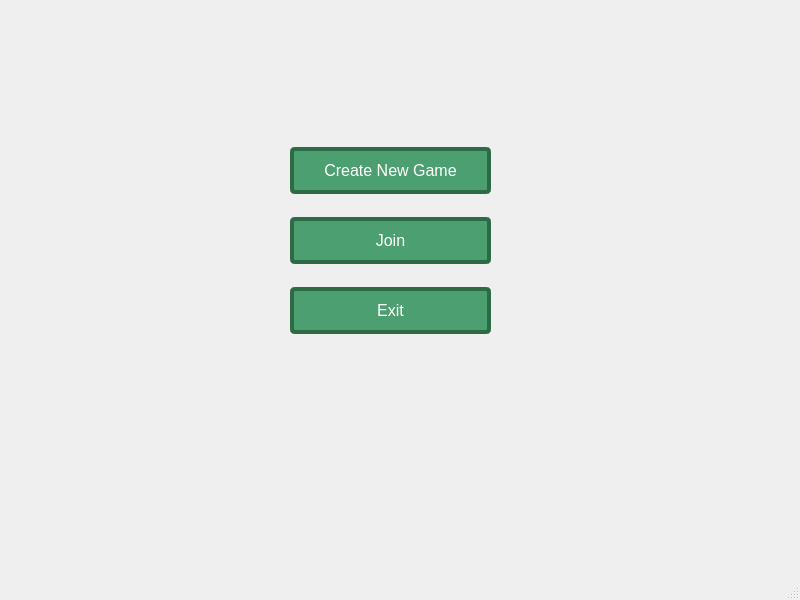
The window that client/view/main_window.ui (jmdieguez/QuackGame) describes before a commit, drawn with Qt 5.
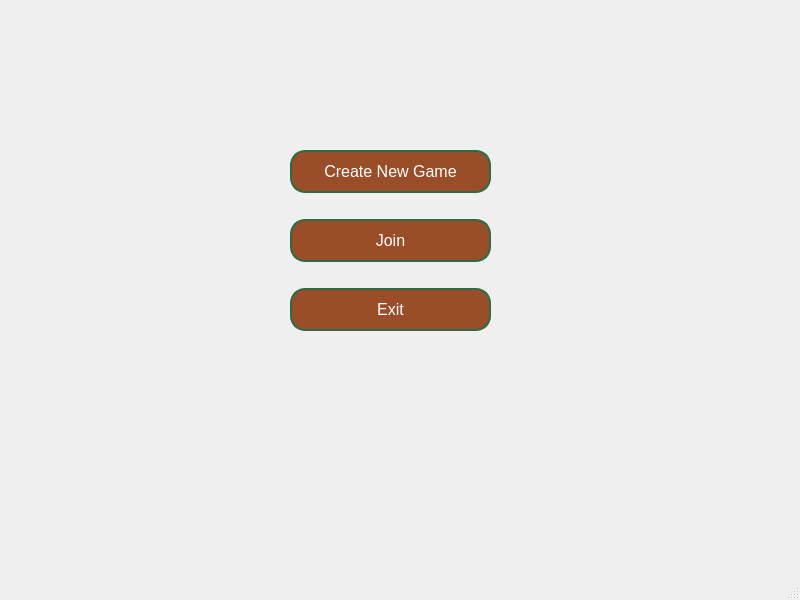
The same window after the commit.

Patch:
```diff
--- a/client/view/main_window.ui
+++ b/client/view/main_window.ui
@@ -27,21 +27,25 @@
      <item>
       <widget class="QPushButton" name="createButton">
        <property name="styleSheet">
-        <string notr="true">QPushButton {
-                          background-color: #4C9F70; 
-                          color: white; 
-                          font-size: 16px; 
-                          border: 4px solid #2C6B43; 
-                          border-radius: 5px; 
-                          padding: 10px 10px;
-                          text-align: center;
-                          }
-QPushButton:pressed {
-                          background-color: #3E7F58;
-}
-QPushButton:hover {
-                          background-color: #3E7F58;
-}</string>
+        <string notr="true"> QPushButton {
+            background-color: #994d28;
+            color: white; 
+            font-size: 16px; 
+            border: 2px solid #2C6B43; 
+            border-radius: 15px; 
+            padding: 10px 20px;
+            text-align: center;
+        }
+
+        QPushButton:pressed {
+            background-color: #3E7F58;
+        }
+
+        QPushButton:hover {
+            background-color: #3E7F58;
+            border: 2px solid #A1D0B1;
+
+        }</string>
        </property>
        <property name="text">
         <string>Create New Game</string>
@@ -51,21 +55,24 @@
      <item>
       <widget class="QPushButton" name="joinButton">
        <property name="styleSheet">
-        <string notr="true">QPushButton {
-                          background-color: #4C9F70; 
-                          color: white; 
-                          font-size: 16px; 
-                          border: 4px solid #2C6B43; 
-                          border-radius: 5px; 
-                          padding: 10px 10px;
-                          text-align: center;
-                          }
-QPushButton:pressed {
-                          background-color: #3E7F58;
-}
-QPushButton:hover {
-                          background-color: #3E7F58;
-}</string>
+        <string notr="true"> QPushButton {
+            background-color: #994d28; 
+            color: white; 
+            font-size: 16px; 
+            border: 2px solid #2C6B43; 
+            border-radius: 15px; 
+            padding: 10px 20px;
+            text-align: center;
+        }
+
+        QPushButton:pressed {
+            background-color: #3E7F58;
+        }
+
+        QPushButton:hover {
+            background-color: #3E7F58;
+            border: 2px solid #A1D0B1;
+        }</string>
        </property>
        <property name="text">
         <string>Join</string>
@@ -75,21 +82,25 @@
      <item>
       <widget class="QPushButton" name="exitButton">
        <property name="styleSheet">
-        <string notr="true">QPushButton {
-                          background-color: #4C9F70; 
-                          color: white; 
-                          font-size: 16px; 
-                          border: 4px solid #2C6B43; 
-                          border-radius: 5px; 
-                          padding: 10px 10px;
-                          text-align: center;
-                          }
-QPushButton:pressed {
-                          background-color: #3E7F58;
-}
-QPushButton:hover {
-                          background-color: #3E7F58;
-}</string>
+        <string notr="true"> QPushButton {
+            background-color: #994d28; 
+            color: white; 
+            font-size: 16px; 
+            border: 2px solid #2C6B43; 
+            border-radius: 15px; 
+            padding: 10px 20px;
+            text-align: center;
+         }
+
+        QPushButton:pressed {
+            background-color: #3E7F58;
+          
+        }
+
+        QPushButton:hover {
+            background-color: #3E7F58;
+            border: 2px solid #A1D0B1; 
+ }</string>
        </property>
        <property name="text">
         <string>Exit</string>
@@ -98,6 +109,24 @@
      </item>
     </layout>
    </widget>
+   <widget class="QLabel" name="label">
+    <property name="geometry">
+     <rect>
+      <x>0</x>
+      <y>-60</y>
+      <width>811</width>
+      <height>611</height>
+     </rect>
+    </property>
+    <property name="text">
+     <string/>
+    </property>
+    <property name="scaledContents">
+     <bool>true</bool>
+    </property>
+   </widget>
+   <zorder>label</zorder>
+   <zorder>verticalLayoutWidget</zorder>
   </widget>
   <widget class="QMenuBar" name="menubar">
    <property name="geometry">
```
Left out of the diff: 1 changed line with no effect on the pictures.
